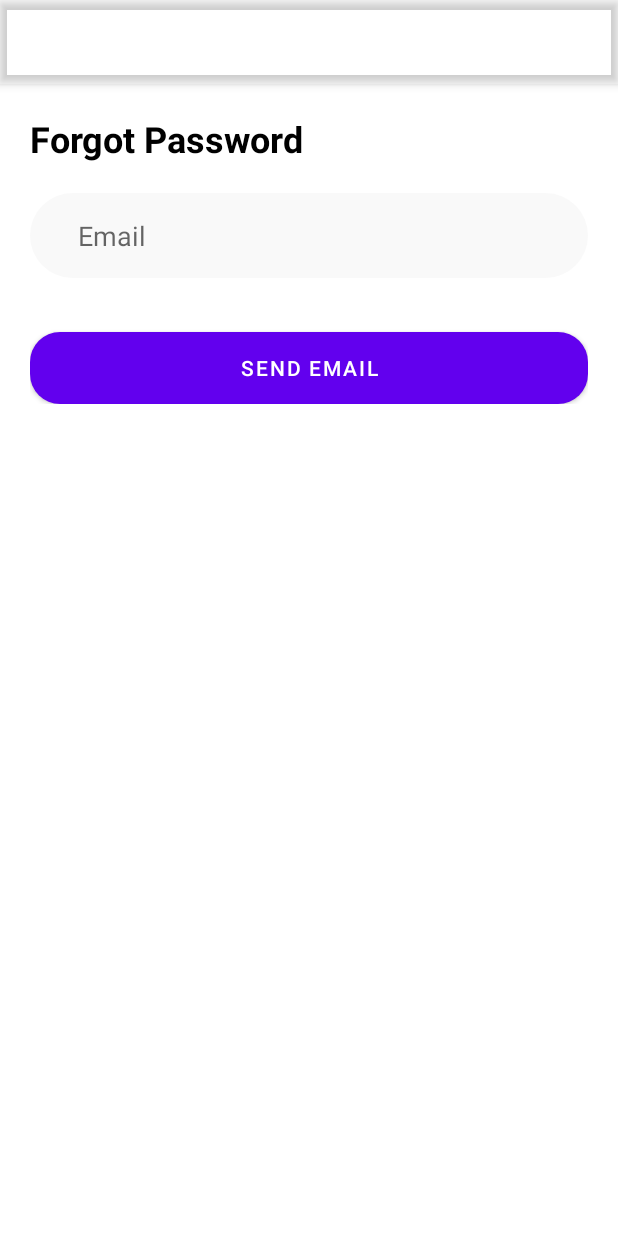
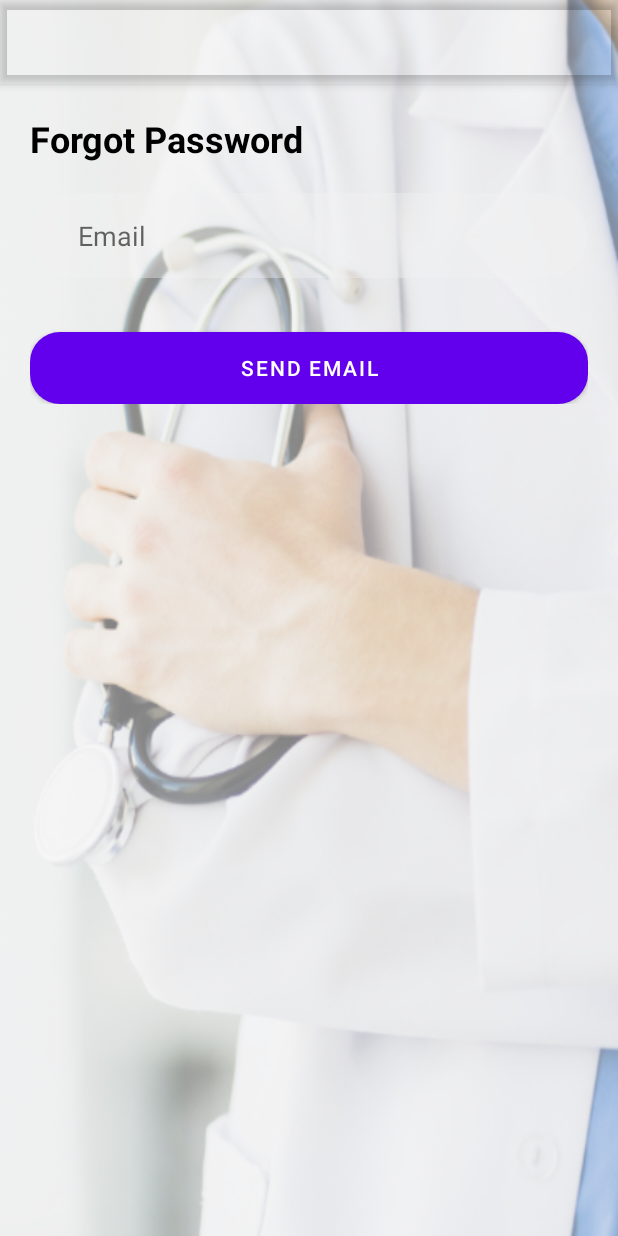
Before and after one commit to dikdikalihsan/rsudalihsanmobile.github.io, an Android app: the layout activity_forgot_password.xml on its own in the app's theme, with its tools: preview values and no code run, on a phone screen of 412 x 824 dp. Run offline under Robolectric (Android 15) with nearby library versions, the phone set to English and light mode, and no system bars.

Commit message:
menambahkan backgroun gambar di auth dan forgot pasword

```diff
--- a/app/src/main/res/layout/activity_auth.xml
+++ b/app/src/main/res/layout/activity_auth.xml
@@ -7,6 +7,7 @@
     android:orientation="vertical"
     android:padding="20dp"
     android:gravity="center"
+    android:background="@drawable/bg_login"
     tools:context=".AuthActivity">
 
     <ImageView
--- a/app/src/main/res/layout/activity_forgot_password.xml
+++ b/app/src/main/res/layout/activity_forgot_password.xml
@@ -5,7 +5,7 @@
     android:layout_width="match_parent"
     android:layout_height="match_parent"
     android:orientation="vertical"
-    android:background="@color/white"
+    android:background="@drawable/bg_login"
     tools:context=".ForgotPasswordActivity">
 
     <com.google.android.material.appbar.AppBarLayout
```
